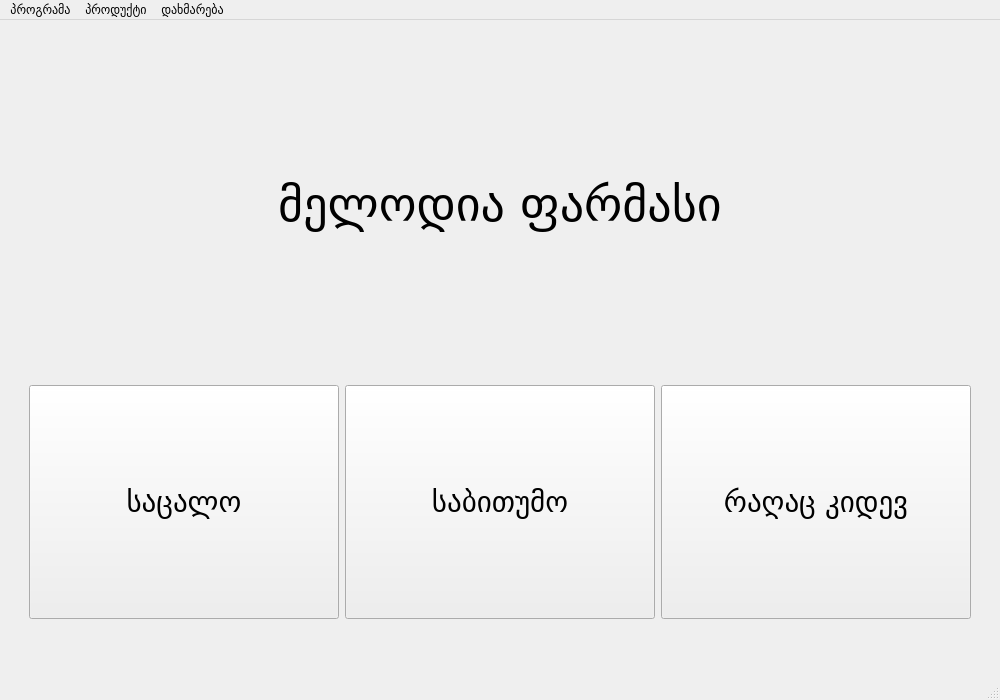
The window that ui/MelodiaWindow.ui (nikokvirtia1984/Melodia_1.0) describes before a commit, drawn with Qt 5.
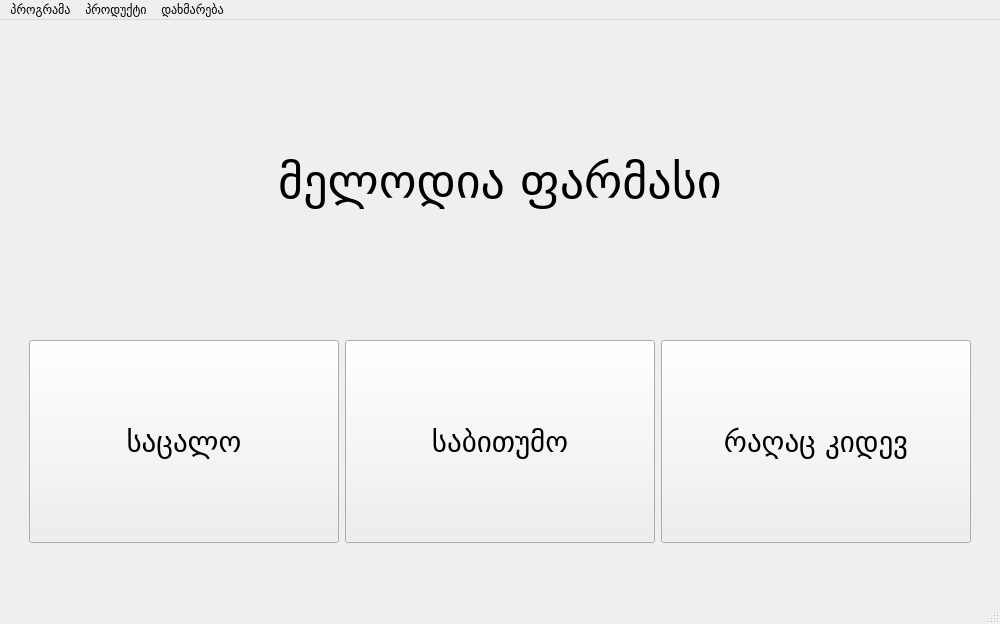
The same window after the commit.

Commit message: return function window layout changes to responsive and maximized

```diff
--- a/ui/MelodiaWindow.ui
+++ b/ui/MelodiaWindow.ui
@@ -7,7 +7,7 @@
     <x>0</x>
     <y>0</y>
     <width>1000</width>
-    <height>700</height>
+    <height>624</height>
    </rect>
   </property>
   <property name="sizePolicy">
```
The commit also changes 3 other files.
